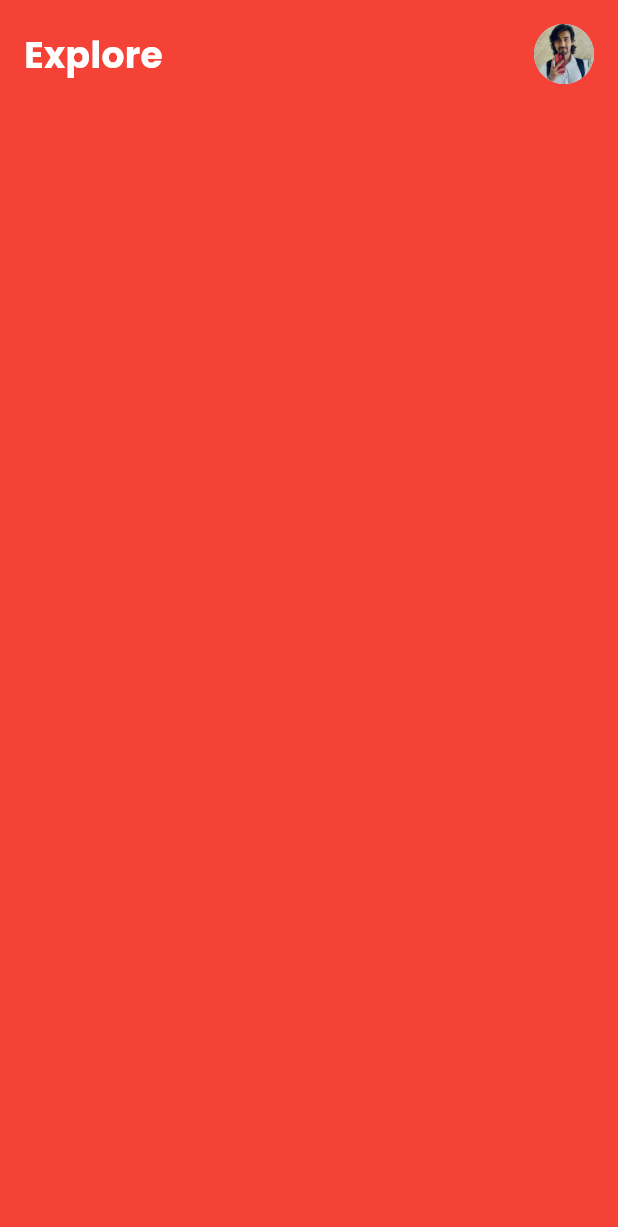
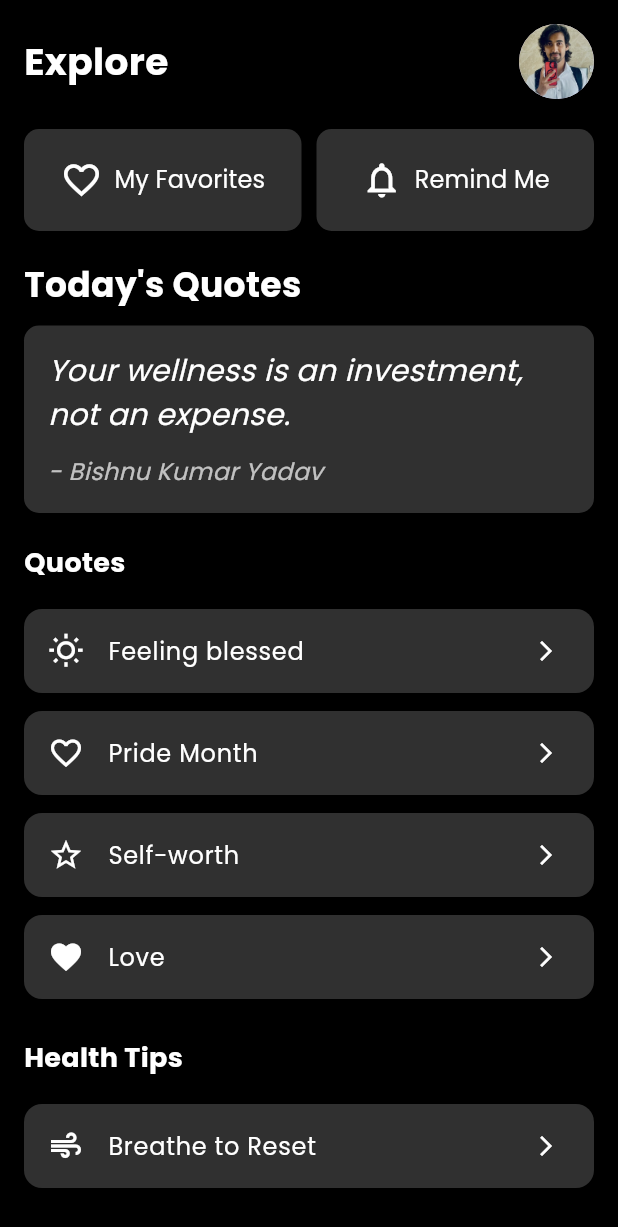
Before and after one commit to Bishnuu72/Flutter-Projects, a Flutter app: the DashboardScreen screen opened by its route, on a phone screen of 412 x 824 dp. Shown: the top 1227 px of the screen. Run offline on Flutter 3.47's test engine with Material 3 defaults, Android fonts, the phone set to English and light mode, and no system bars; our stand-ins replace flutter_svg.

Commit message:
dashboard ui

```diff
--- a/lib/screens/dashboard_screen.dart
+++ b/lib/screens/dashboard_screen.dart
@@ -1,4 +1,5 @@
 import 'package:flutter/material.dart';
+import 'package:manshi/widgets/dashboard_widgets.dart';
 
 class DashboardScreen extends StatefulWidget {
   const DashboardScreen({super.key});
@@ -10,8 +11,8 @@ class DashboardScreen extends StatefulWidget {
 class _DashboardScreenState extends State<DashboardScreen> {
   @override
   Widget build(BuildContext context) {
-    return const Scaffold(
-      backgroundColor: Colors.red,
+    return Scaffold(
+      backgroundColor: Colors.black,
       body: SafeArea(
         child: SingleChildScrollView(
           padding: const EdgeInsets.all(16),
@@ -25,16 +26,132 @@ class _DashboardScreenState extends State<DashboardScreen> {
                     'Explore',
                     style: TextStyle(
                       color: Colors.white,
-                      fontSize: 24,
+                      fontSize: 25,
                       fontWeight: FontWeight.w700,
                     ),
                   ),
-                  const CircleAvatar(
-                    radius: 20,
-                    backgroundImage: AssetImage('assets/profile.jpg'),
+                  GestureDetector(
+                    onTap: () {
+                      Navigator.pushNamed(context, 'profile_screen');
+                    },
+                    child: const CircleAvatar(
+                      radius: 25,
+                      backgroundImage: AssetImage('assets/profile.jpg'),
+                    ),
                   )
                 ],
-              )
+              ),
+              const SizedBox(height: 20,),
+              Row(
+                children: [
+                  Expanded(
+                    child: ElevatedButton.icon(
+                      onPressed: () {},
+                      icon: const Icon(Icons.favorite_border, size: 28,),
+                      label: const Text('My Favorites',
+                      style: TextStyle(fontSize: 16),),
+                      style: ElevatedButton.styleFrom(
+                        backgroundColor: Colors.grey[850],
+                        foregroundColor: Colors.white,
+                        padding: const EdgeInsets.symmetric(vertical: 20),
+                        shape: RoundedRectangleBorder(
+                          borderRadius: BorderRadius.circular(10),
+                        )
+                      ),
+                    ),
+                  ),
+                  const SizedBox(width: 10,),
+                  Expanded(
+                    child: ElevatedButton.icon(
+                      onPressed: () {},
+                      icon: const Icon(Icons.notifications_none, size: 28,),
+                      label: const Text('Remind Me',
+                      style: TextStyle(fontSize: 16),),
+                      style: ElevatedButton.styleFrom(
+                        backgroundColor: Colors.grey[850],
+                        foregroundColor: Colors.white,
+                        padding: const EdgeInsets.symmetric(vertical: 20),
+                        shape: RoundedRectangleBorder(
+                          borderRadius: BorderRadius.circular(10),
+                        ),
+                      ),
+                    ),
+                  ),
+                ],
+              ),
+              const SizedBox(height: 20,),
+              const Text(
+                "Today's Quotes",
+                style: TextStyle(
+                  color: Colors.white,
+                  fontSize: 23,
+                  fontWeight: FontWeight.bold,
+                ),
+              ),
+              const SizedBox(height: 10,),
+              Container(
+                padding: const EdgeInsets.all(16),
+                decoration: BoxDecoration(
+                  color: Colors.grey[850],
+                  borderRadius: BorderRadius.circular(10),
+                ),
+                child: const Column(
+                  crossAxisAlignment: CrossAxisAlignment.start,
+                  children: [
+                    Text(
+                      "Your wellness is an investment, not an expense.",
+                      style: TextStyle(
+                        fontSize: 20,
+                        color: Colors.white,
+                        fontStyle: FontStyle.italic,
+                      ),
+                    ),
+                    SizedBox(height: 12,),
+                    Text(
+                      "- Bishnu Kumar Yadav",
+                      style: TextStyle(
+                        fontSize: 16,
+                        color: Colors.white70,fontStyle: FontStyle.italic,
+                      ),
+                    )
+                  ],
+                ),
+              ),
+              const SizedBox(height: 20,),
+              const Text(
+                "Quotes",
+                style: TextStyle(
+                  fontSize: 18,
+                  color: Colors.white,
+                  fontWeight: FontWeight.bold,
+                ),
+              ),
+              const SizedBox(height: 12,),
+              buildButtonTile(Icons.wb_sunny_outlined, "Feeling blessed", () {
+                //Navigation here
+              }),
+              buildButtonTile(Icons.favorite_border, "Pride Month", () {
+                //Navigator here
+              }),
+              buildButtonTile(Icons.star_border, "Self-worth", () {
+                //Navihgator hereee
+              }),
+              buildButtonTile(Icons.favorite, "Love", () {
+                //Navigator here
+              }),
+              const SizedBox(height: 20,),
+              const Text(
+                "Health Tips",
+                style: TextStyle(
+                  color: Colors.white,
+                  fontSize: 18,
+                  fontWeight: FontWeight.bold,
+                ),
+              ),
+              const SizedBox(height: 12,),
+              buildButtonTile(Icons.air, "Breathe to Reset", () {
+                //Navigation hereee is
+              }),
             ],
           ),
         ),
--- /dev/null
+++ b/lib/screens/profile_screen.dart
@@ -0,0 +1,15 @@
+import 'package:flutter/material.dart';
+
+class ProfileScreen extends StatefulWidget {
+  const ProfileScreen({super.key});
+
+  @override
+  State<ProfileScreen> createState() => _ProfileScreenState();
+}
+
+class _ProfileScreenState extends State<ProfileScreen> {
+  @override
+  Widget build(BuildContext context) {
+    return const Placeholder();
+  }
+}
--- a/lib/wellness_app.dart
+++ b/lib/wellness_app.dart
@@ -2,6 +2,7 @@ import 'package:flutter/material.dart';
 import 'package:manshi/screens/dashboard_screen.dart';
 import 'package:manshi/screens/login_screen.dart';
 import 'package:manshi/screens/preference_selection.dart';
+import 'package:manshi/screens/profile_screen.dart';
 import 'package:manshi/screens/register_screen.dart';
 
 class WellnessApp extends StatelessWidget {
@@ -20,6 +21,7 @@ class WellnessApp extends StatelessWidget {
         'register_screen': (context) => const RegisterScreen(),
         'preference_selection': (context) => const PreferenceSelection(),
         'dashboard_screen': (context) => const DashboardScreen(),
+        'profile_screen': (context) => const ProfileScreen(),
       }
     );
   }
--- /dev/null
+++ b/lib/widgets/dashboard_widgets.dart
@@ -0,0 +1,22 @@
+import 'package:flutter/material.dart';
+
+// Reusable clickable tile using InkWell
+Widget buildButtonTile(IconData icon, String title, VoidCallback onTap) {
+  return Container(
+    margin: const EdgeInsets.symmetric(vertical: 6),
+    child: Material(
+      color: Colors.grey[850],
+      borderRadius: BorderRadius.circular(12),
+      child: InkWell(
+        borderRadius: BorderRadius.circular(12),
+        onTap: onTap,
+        splashColor: Colors.white24,
+        child: ListTile(
+          leading: Icon(icon, color: Colors.white),
+          title: Text(title, style: const TextStyle(color: Colors.white)),
+          trailing: const Icon(Icons.arrow_forward_ios, size: 16, color: Colors.white),
+        ),
+      ),
+    ),
+  );
+}
```
